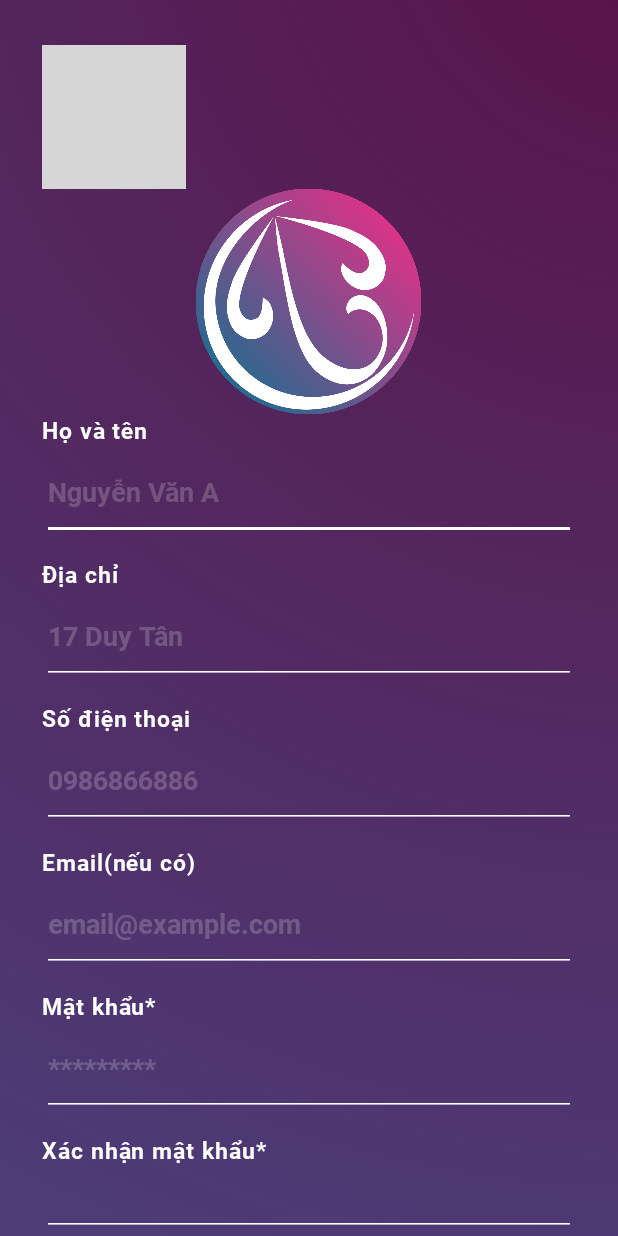
After one commit to anhtrung00000/droid-t2b, an Android app: the layout fragment_signup.xml on its own in the app's theme, with its tools: preview values and no code run, on a phone screen of 412 x 824 dp. The commit adds this screen. Run offline under Robolectric (Android 15) with nearby library versions, the phone set to English and light mode, and no system bars; grey boxes are pictures that could not be loaded.

Commit message:
signup screen

```diff
--- a/app/build.gradle
+++ b/app/build.gradle
@@ -29,4 +29,5 @@ dependencies {
     testImplementation 'junit:junit:4.12'
     androidTestImplementation 'androidx.test.ext:junit:1.1.1'
     androidTestImplementation 'androidx.test.espresso:espresso-core:3.2.0'
+    implementation 'de.hdodenhof:circleimageview:3.0.1'
 }
--- a/app/src/main/java/com/sg/t2b/ui/login/LoginActivity.java
+++ b/app/src/main/java/com/sg/t2b/ui/login/LoginActivity.java
@@ -5,6 +5,7 @@ import android.app.Activity;
 import androidx.lifecycle.Observer;
 import androidx.lifecycle.ViewModelProviders;
 
+import android.os.Build;
 import android.os.Bundle;
 
 import androidx.annotation.Nullable;
@@ -15,6 +16,8 @@ import android.text.Editable;
 import android.text.TextWatcher;
 import android.view.KeyEvent;
 import android.view.View;
+import android.view.Window;
+import android.view.WindowManager;
 import android.view.inputmethod.EditorInfo;
 import android.widget.Button;
 import android.widget.EditText;
@@ -33,6 +36,10 @@ public class LoginActivity extends AppCompatActivity {
     @Override
     public void onCreate(Bundle savedInstanceState) {
         super.onCreate(savedInstanceState);
+        if (Build.VERSION.SDK_INT >= Build.VERSION_CODES.KITKAT) {
+            Window w = getWindow();
+            w.setFlags(WindowManager.LayoutParams.FLAG_LAYOUT_NO_LIMITS, WindowManager.LayoutParams.FLAG_LAYOUT_NO_LIMITS);
+        }
         setContentView(R.layout.activity_login);
         loginViewModel = ViewModelProviders.of(this, new LoginViewModelFactory())
                 .get(LoginViewModel.class);
--- /dev/null
+++ b/app/src/main/res/layout/fragment_signup.xml
@@ -0,0 +1,207 @@
+<?xml version="1.0" encoding="utf-8"?>
+<LinearLayout xmlns:android="http://schemas.android.com/apk/res/android"
+    android:layout_width="match_parent"
+    android:layout_height="match_parent"
+    xmlns:app="http://schemas.android.com/apk/res-auto"
+    android:background="@drawable/background_gradient"
+    android:orientation="vertical"
+    android:paddingLeft="28dp"
+    android:paddingRight="28dp"
+    android:paddingTop="30dp">
+
+    <ImageView
+        android:layout_width="wrap_content"
+        android:layout_height="wrap_content"
+        android:src="@drawable/path_23"/>
+
+    <ImageView
+        android:layout_width="150dp"
+        android:layout_height="150dp"
+        android:layout_gravity="center_horizontal"
+        android:src="@drawable/logo"/>
+    <TextView
+        android:layout_width="wrap_content"
+        android:layout_height="wrap_content"
+        android:textSize="15sp"
+        android:textColor="#ffffff"
+        android:letterSpacing="0.04"
+        android:text="Họ và tên"
+        android:fontFamily="@font/roboto_bold"
+        />
+    <EditText
+        android:id="@+id/et_fullName"
+        android:layout_width="match_parent"
+        android:layout_height="wrap_content"
+        android:textColorHint="#33ffffff"
+        android:fontFamily="@font/roboto_bold"
+        android:hint="Nguyễn Văn A"
+        android:layout_marginTop="8dp"
+        android:inputType="textPhonetic"
+        android:backgroundTint="@android:color/white"
+        android:paddingBottom="20dp"
+        android:selectAllOnFocus="true"/>
+    <TextView
+        android:layout_width="wrap_content"
+        android:layout_height="wrap_content"
+        android:textSize="15sp"
+        android:textColor="#ffffff"
+        android:layout_marginTop="12dp"
+        android:letterSpacing="0.04"
+        android:text="Địa chỉ"
+        android:fontFamily="@font/roboto_bold"
+        />
+    <EditText
+        android:id="@+id/et_address"
+        android:layout_width="match_parent"
+        android:layout_height="wrap_content"
+        android:textColorHint="#33ffffff"
+        android:fontFamily="@font/roboto_bold"
+        android:hint="17 Duy Tân"
+        android:layout_marginTop="8dp"
+        android:inputType="textPhonetic"
+        android:paddingBottom="20dp"
+        android:backgroundTint="@android:color/white"
+        android:selectAllOnFocus="true"/>
+    <TextView
+        android:layout_width="wrap_content"
+        android:layout_height="wrap_content"
+        android:textSize="15sp"
+        android:textColor="#ffffff"
+        android:layout_marginTop="12dp"
+        android:letterSpacing="0.04"
+        android:text="Số điện thoại"
+        android:fontFamily="@font/roboto_bold"
+        />
+    <EditText
+        android:id="@+id/username"
+        android:layout_width="match_parent"
+        android:layout_height="wrap_content"
+        android:textColorHint="#33ffffff"
+        android:fontFamily="@font/roboto_bold"
+        android:hint="@string/prompt_phone_number"
+        android:layout_marginTop="8dp"
+        android:inputType="textPhonetic"
+        android:paddingBottom="20dp"
+        android:backgroundTint="@android:color/white"
+        android:selectAllOnFocus="true"/>
+    <TextView
+        android:layout_width="wrap_content"
+        android:layout_height="wrap_content"
+        android:textSize="15sp"
+        android:textColor="#ffffff"
+        android:layout_marginTop="12dp"
+        android:letterSpacing="0.04"
+        android:text="Email(nếu có)"
+        android:fontFamily="@font/roboto_bold"
+        />
+    <EditText
+        android:id="@+id/et_email"
+        android:layout_width="match_parent"
+        android:layout_height="wrap_content"
+        android:textColorHint="#33ffffff"
+        android:fontFamily="@font/roboto_bold"
+        android:hint="email@example.com"
+        android:layout_marginTop="8dp"
+        android:inputType="textPhonetic"
+        android:paddingBottom="20dp"
+        android:backgroundTint="@android:color/white"
+        android:selectAllOnFocus="true"/>
+    <TextView
+        android:layout_width="wrap_content"
+        android:layout_height="wrap_content"
+        android:textSize="15sp"
+        android:textColor="#ffffff"
+        android:layout_marginTop="12dp"
+        android:letterSpacing="0.04"
+        android:text="Mật khẩu*"
+        android:fontFamily="@font/roboto_bold"
+        />
+    <EditText
+        android:id="@+id/et_password"
+        android:layout_width="match_parent"
+        android:layout_height="wrap_content"
+        android:textColorHint="#33ffffff"
+        android:fontFamily="@font/roboto_bold"
+        android:hint="*********"
+        android:layout_marginTop="8dp"
+        android:inputType="textPhonetic"
+        android:paddingBottom="20dp"
+        android:backgroundTint="@android:color/white"
+        android:selectAllOnFocus="true"/>
+    <TextView
+        android:layout_width="wrap_content"
+        android:layout_height="wrap_content"
+        android:textSize="15sp"
+        android:textColor="#ffffff"
+        android:layout_marginTop="12dp"
+        android:letterSpacing="0.04"
+        android:text="Xác nhận mật khẩu*"
+        android:fontFamily="@font/roboto_bold"
+        />
+    <EditText
+        android:id="@+id/et_verify_password"
+        android:layout_width="match_parent"
+        android:layout_height="wrap_content"
+        android:textColorHint="#33ffffff"
+        android:fontFamily="@font/roboto_bold"
+        android:hint="*********"
+        android:layout_marginTop="8dp"
+        android:inputType="textPhonetic"
+        android:paddingBottom="20dp"
+        android:backgroundTint="@android:color/white"
+        android:selectAllOnFocus="true"/>
+    <TextView
+        android:layout_width="wrap_content"
+        android:layout_height="wrap_content"
+        android:textSize="15sp"
+        android:textColor="#ffffff"
+        android:layout_marginTop="12dp"
+        android:letterSpacing="0.04"
+        android:text="Trạng thái tài khoản"
+        android:fontFamily="@font/roboto_bold"
+        />
+    <EditText
+        android:id="@+id/et_acc_status"
+        android:layout_width="match_parent"
+        android:layout_height="wrap_content"
+        android:textColorHint="#33ffffff"
+        android:fontFamily="@font/roboto_bold"
+        android:hint="Ẩn danh"
+        android:layout_marginTop="8dp"
+        android:inputType="textPhonetic"
+        android:paddingBottom="20dp"
+        android:backgroundTint="@android:color/white"
+        android:drawableRight="@drawable/triangle"
+        android:selectAllOnFocus="true"/>
+    <LinearLayout
+        android:layout_width="match_parent"
+        android:layout_height="wrap_content"
+        android:orientation="horizontal">
+        <ImageButton
+            android:layout_width="wrap_content"
+            android:layout_height="wrap_content"
+            android:src="@drawable/rectangle"/>
+        <TextView
+            android:layout_width="match_parent"
+            android:layout_height="wrap_content"
+            android:fontFamily="@font/roboto_bold"
+            android:textSize="15sp"
+            android:textColor="#ffffff"
+            android:letterSpacing="0.04"
+            android:text="Tôi đồng ý với tất cả điều khoản T2B ..."/>
+    </LinearLayout>
+    <Button
+        android:id="@+id/login"
+        android:layout_width="wrap_content"
+        android:layout_height="50dp"
+        android:layout_marginTop="16dp"
+        android:enabled="false"
+        android:textSize="18sp"
+        android:background="@drawable/roundedbutton"
+        android:textColor="@android:color/white"
+        android:text="@string/action_sign_in"
+        android:paddingRight="20dp"
+        android:layout_gravity="center_horizontal"
+        android:paddingLeft="20dp"
+        android:drawableRight="@drawable/go"/>
+</LinearLayout>
```
